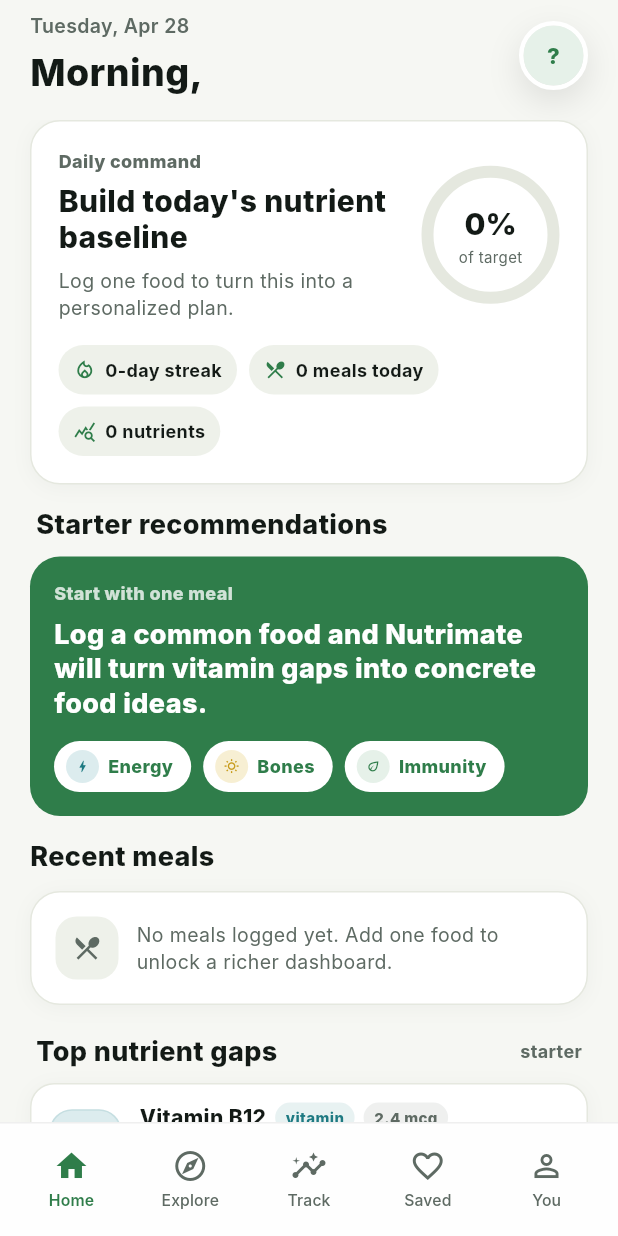
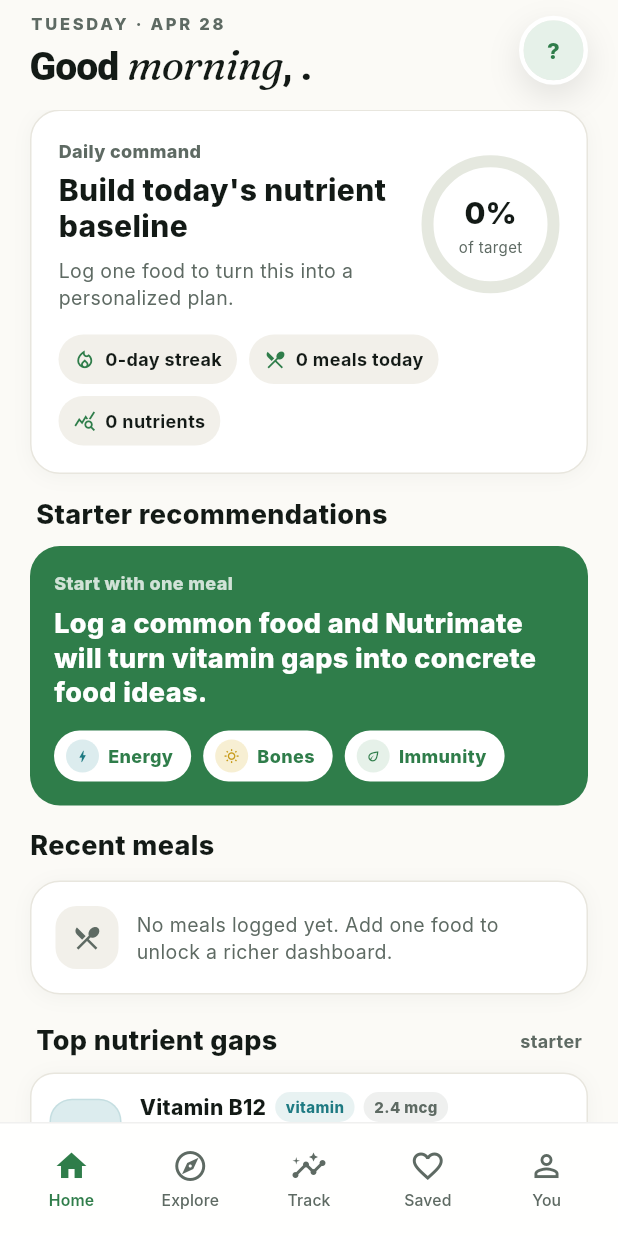
Before and after one commit to momodeveluk2024/nutrivita-flutter, a Flutter app: the AppShell screen opened by its route, on a phone screen of 412 x 824 dp. Run offline on Flutter 3.47's test engine with Material 3 defaults, Android fonts, the phone set to English and light mode, and no system bars; our stand-ins replace device_preview, dio, flutter_secure_storage, go_router, google_fonts, image_picker and 1 more; accounts and stored records are empty; network calls fail; Roboto replaces fonts that are missing (Inter).

Commit message:
Whiter background, editorial greeting on home
- theme.dart: replace milky-green #F6F7F3 background with neutral
  warm-white #FBFAF6 (no green tint). Tighten surfaceMuted/border to
  match (#F2F0EA, #E8E6DE).
- home.dart: replace bold sans "Morning, Ahmed" greeting with eyebrow
  date ("MONDAY · APR 28") + "Good *morning*, Ahmed." with the time
  word in italic Fraunces. Same editorial pattern as auth screens.

```diff
--- a/lib/screens/home.dart
+++ b/lib/screens/home.dart
@@ -1,5 +1,6 @@
 import 'package:flutter/material.dart';
 import 'package:go_router/go_router.dart';
+import 'package:google_fonts/google_fonts.dart';
 import 'package:provider/provider.dart';
 
 import '../core/models/food_log.dart';
@@ -51,20 +52,42 @@ class _HomeScreenState extends State<HomeScreen> {
                     crossAxisAlignment: CrossAxisAlignment.start,
                     children: [
                       Text(
-                        '${_weekday(now)}, ${_month(now)} ${now.day}',
+                        '${_weekday(now).toUpperCase()} · ${_month(now).toUpperCase()} ${now.day}',
                         style: TextStyle(
-                          fontSize: 13,
+                          fontSize: 11,
                           color: c.textMuted,
-                          fontWeight: FontWeight.w600,
+                          fontWeight: FontWeight.w800,
+                          letterSpacing: 1.8,
                         ),
                       ),
-                      const SizedBox(height: 3),
-                      Text(
-                        'Morning, ${user?.displayName.split(' ').first ?? 'friend'}',
-                        style: TextStyle(
-                          fontSize: 25,
-                          fontWeight: FontWeight.w800,
-                          color: c.text,
+                      const SizedBox(height: 6),
+                      RichText(
+                        text: TextSpan(
+                          style: TextStyle(
+                            fontSize: 26,
+                            fontWeight: FontWeight.w800,
+                            color: c.text,
+                            letterSpacing: -0.6,
+                            height: 1.05,
+                          ),
+                          children: [
+                            const TextSpan(text: 'Good '),
+                            TextSpan(
+                              text: _timeOfDayWord(now),
+                              style: GoogleFonts.fraunces(
+                                fontStyle: FontStyle.italic,
+                                fontWeight: FontWeight.w500,
+                                fontSize: 28,
+                                letterSpacing: -0.6,
+                                height: 1.05,
+                                color: c.text,
+                              ),
+                            ),
+                            TextSpan(
+                              text:
+                                  ', ${user?.displayName.split(' ').first ?? 'friend'}.',
+                            ),
+                          ],
                         ),
                       ),
                     ],
@@ -113,6 +136,15 @@ class _HomeScreenState extends State<HomeScreen> {
         ],
       ),
     );
+  }
+
+  String _timeOfDayWord(DateTime date) {
+    final h = date.hour;
+    if (h < 5) return 'night';
+    if (h < 12) return 'morning';
+    if (h < 17) return 'afternoon';
+    if (h < 21) return 'evening';
+    return 'night';
   }
 
   String _weekday(DateTime date) => const [
--- a/lib/theme.dart
+++ b/lib/theme.dart
@@ -6,14 +6,14 @@ class NV {
   static const accentSoft = Color(0xFFE6F1E9);
   static const accentDeep = Color(0xFF1E5A34);
 
-  // Neutrals (warm, clinical)
-  static const bg = Color(0xFFF6F7F3);
+  // Neutrals (clean off-white, no green tint)
+  static const bg = Color(0xFFFBFAF6);
   static const bgDark = Color(0xFF0F1512);
   static const surface = Color(0xFFFFFFFF);
   static const surfaceDark = Color(0xFF18201C);
-  static const surfaceMuted = Color(0xFFEEF1EA);
+  static const surfaceMuted = Color(0xFFF2F0EA);
   static const surfaceMutedDark = Color(0xFF1F2823);
-  static const border = Color(0xFFE5E8DF);
+  static const border = Color(0xFFE8E6DE);
   static const borderDark = Color(0xFF2A332D);
 
   // Text
```
